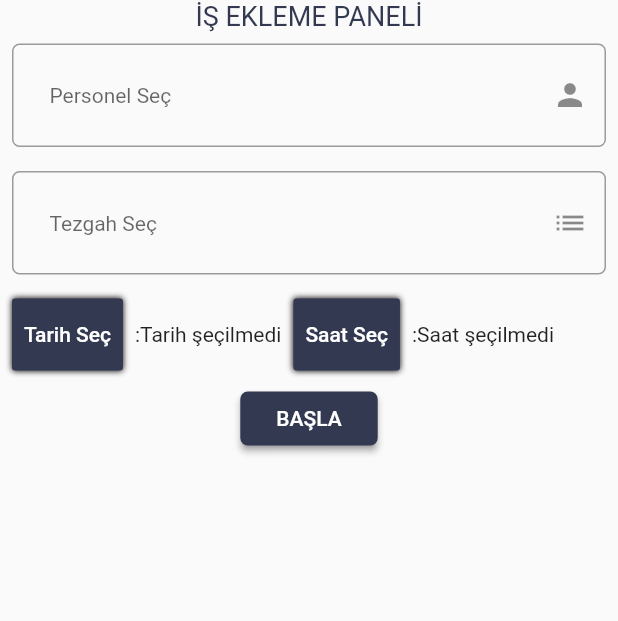
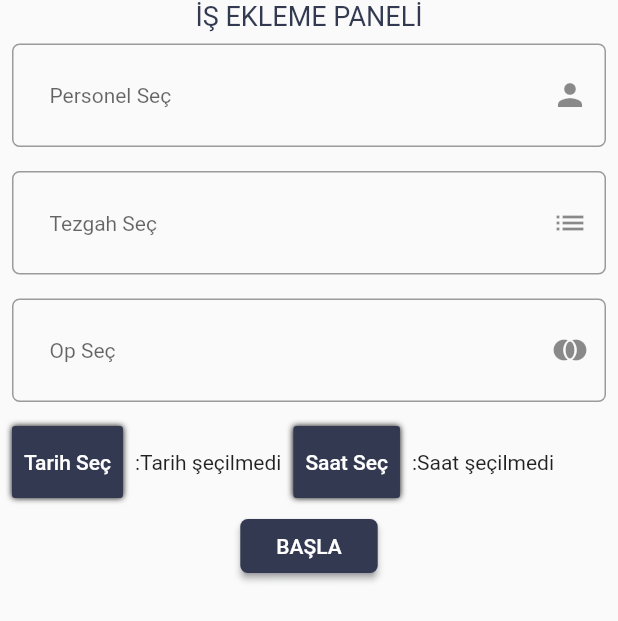
Before and after one commit to DoganBozkurt/EndProject, a Flutter app: the AddJobScreen screen opened by its route, on a phone screen of 412 x 824 dp. Shown: the top 621 px of the screen. Run offline on Flutter 3.47's test engine with Material 2 defaults, Android fonts, the phone set to English and light mode, and no system bars; our stand-ins replace awesome_dialog, flutter_vector_icons; missing offline and left inert: drop_down_list; network calls fail.

Commit message:
op listesi eklendi

```diff
--- /dev/null
+++ b/lib/Model/op.dart
@@ -0,0 +1,28 @@
+import 'dart:convert';
+
+List<Op> opFromJson(String str)=> List<Op>.from(json.decode(str).map((x)=>Op.fromJson(x)));
+class Op {
+  int sNo;
+  String iENo;
+  String cariAdi;
+  String stokKodu;
+  String stokAdi;
+  String oPNo;
+  String oPAdi;
+  Op(
+      {required this.sNo,
+      required this.iENo,
+      required this.cariAdi,
+      required this.stokKodu,
+      required this.stokAdi,
+      required this.oPNo,
+      required this.oPAdi});
+  factory Op.fromJson(Map<String, dynamic> json) => Op(
+      sNo: json["sNo"],
+      iENo: json["iENo"],
+      cariAdi: json["cariAdi"],
+      stokKodu: json["stokKodu"],
+      stokAdi: json["stokAdi"],
+      oPNo: json["oPNo"],
+      oPAdi: json["oPAdi"]);
+}
--- a/lib/Screen/addJob.dart
+++ b/lib/Screen/addJob.dart
@@ -3,6 +3,7 @@ import 'package:drop_down_list/drop_down_list.dart';
 import 'package:drop_down_list/model/selected_list_item.dart';
 import 'package:flutter/material.dart';
 import 'package:intl/intl.dart';
+import 'package:usis_2/Model/op.dart';
 import 'package:usis_2/Model/personel.dart';
 import 'package:usis_2/Model/tezgah.dart';
 import 'package:usis_2/Responsive/mobileView.dart';
@@ -26,11 +27,14 @@ class _AddJobScreenState extends State<AddJobScreen> {
   TimeOfDay? baslamaSaati;
   final List<SelectedListItem> selectPersonel = [];
   final List<SelectedListItem> selectTezgah = [];
+  final List<SelectedListItem> selectOp = [];
   List<Personel>? personel;
   List<Tezgah>? tezgah;
+  List<Op>? op;
   String secilenPersonel = "";
   TextEditingController personelSec = TextEditingController();
   TextEditingController tezgahSec = TextEditingController();
+  TextEditingController opSec = TextEditingController();
 
   @override
   void initState() {
@@ -41,6 +45,7 @@ class _AddJobScreenState extends State<AddJobScreen> {
   getData() async {
     personel = await RemoteService().getPersonel();
     tezgah = await RemoteService().getTezgah();
+    //op = await RemoteService().getOp();
     if (personel != null && tezgah != null) {
       personel
           ?.map((e) => selectPersonel.add(SelectedListItem(
@@ -51,6 +56,11 @@ class _AddJobScreenState extends State<AddJobScreen> {
           ?.map((e) => selectTezgah.add(SelectedListItem(
               name: "${e.tezgahAdi} | ${e.tezgahKodu}",
               value: e.tkkid.toString())))
+          .toList();
+
+      op
+          ?.map((e) => selectOp.add(SelectedListItem(
+              name: "${e.cariAdi} | ${e.stokKodu}", value: e.iENo)))
           .toList();
     }
   }
@@ -97,8 +107,11 @@ class _AddJobScreenState extends State<AddJobScreen> {
                   case "Personel Seç":
                     personelSec.text = item.name;
                     break;
-                    case "Tezgah Seç":
+                  case "Tezgah Seç":
                     tezgahSec.text = item.name;
+                    break;
+                    case "Op Seç":
+                    opSec.text = item.name;
                     break;
                 }
               }
@@ -131,8 +144,9 @@ class _AddJobScreenState extends State<AddJobScreen> {
             "İŞ EKLEME PANELİ",
             style: TextStyle(color: kPrimaryColor, fontSize: 18),
           ),
-          listDialog(selectPersonel, personelSec, "Personel Seç",Icons.person),
-          listDialog(selectTezgah, tezgahSec, "Tezgah Seç",Icons.list),
+          listDialog(selectPersonel, personelSec, "Personel Seç", Icons.person),
+          listDialog(selectTezgah, tezgahSec, "Tezgah Seç", Icons.list),
+          listDialog(selectOp, opSec, "Op Seç", Icons.join_full),
           Row(
             children: [
               rowTarih(context),
@@ -155,7 +169,7 @@ class _AddJobScreenState extends State<AddJobScreen> {
       );
 
   Padding listDialog(List<SelectedListItem> selectList,
-      TextEditingController hintTxt, String nullHintTxt,IconData icon) {
+      TextEditingController hintTxt, String nullHintTxt, IconData icon) {
     return Padding(
       padding: const EdgeInsets.all(8.0),
       child: TextField(
@@ -172,7 +186,7 @@ class _AddJobScreenState extends State<AddJobScreen> {
             ),
             borderSide: BorderSide(color: kPrimaryColor),
           ),
-          suffixIcon:  Icon(icon),
+          suffixIcon: Icon(icon),
         ),
       ),
     );
--- a/lib/Services/remoteService.dart
+++ b/lib/Services/remoteService.dart
@@ -1,16 +1,17 @@
+import 'package:usis_2/Model/op.dart';
 import 'package:usis_2/Model/personel.dart';
 import 'package:usis_2/Model/tezgah.dart';
 import 'package:usis_2/constants.dart';
 import 'package:http/http.dart' as http;
+
 class RemoteService {
-
   Future<List<Personel>?> getPersonel() async {
     var url = Uri.parse('$constUrl/api/personel');
-    var response=await http.get(url,headers: {
+    var response = await http.get(url, headers: {
       "Contet_Type": "applacition/json",
     });
-    if (response.statusCode==200) {
-       var json = response.body;
+    if (response.statusCode == 200) {
+      var json = response.body;
       return personelFromJson(json);
     }
     return null;
@@ -18,13 +19,23 @@ class RemoteService {
 
   Future<List<Tezgah>?> getTezgah() async {
     var url = Uri.parse('$constUrl/api/tezgah');
-    var response=await http.get(url,headers: {
+    var response = await http.get(url, headers: {
       "Contet_Type": "applacition/json",
     });
-    if (response.statusCode==200) {
-       var json = response.body;
+    if (response.statusCode == 200) {
+      var json = response.body;
       return tezgahFromJson(json);
     }
     return null;
   }
+
+  Future<List<Op>?> getOp() async {
+    var url = Uri.parse('$constUrl/api/op');
+    var response = await http.get(url);
+    if (response.statusCode == 200) {
+      var json = response.body;
+      return opFromJson(json);
+    }
+    return null;
+  }
 }
--- a/lib/constants.dart
+++ b/lib/constants.dart
@@ -6,7 +6,7 @@ import 'package:flutter/services.dart';
 
 const  kPrimaryColor = Color(0xff333951);
 const kContentColor = Color.fromRGBO(33, 35, 50, 1);
-const constUrl="https://7845-95-2-8-53.eu.ngrok.io";
+const constUrl="https://e5aa-149-140-81-238.eu.ngrok.io";
 AwesomeDialog logOutDialog(
     BuildContext context, String title, String desc, DialogType sorun) {
   return AwesomeDialog(
```
